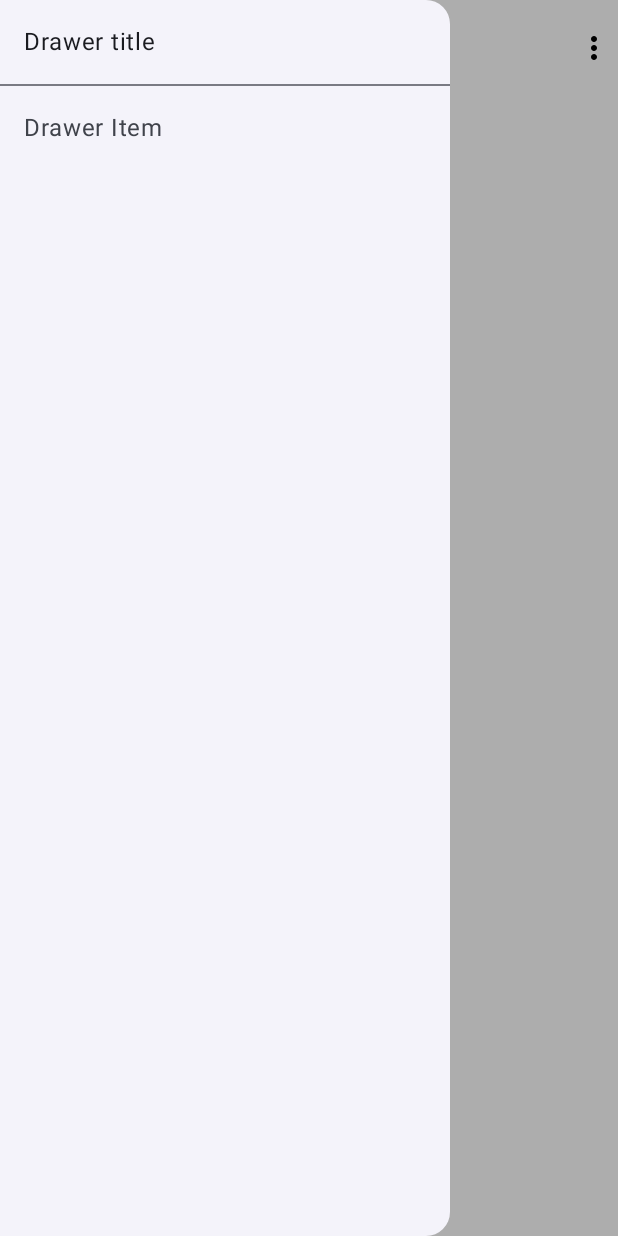
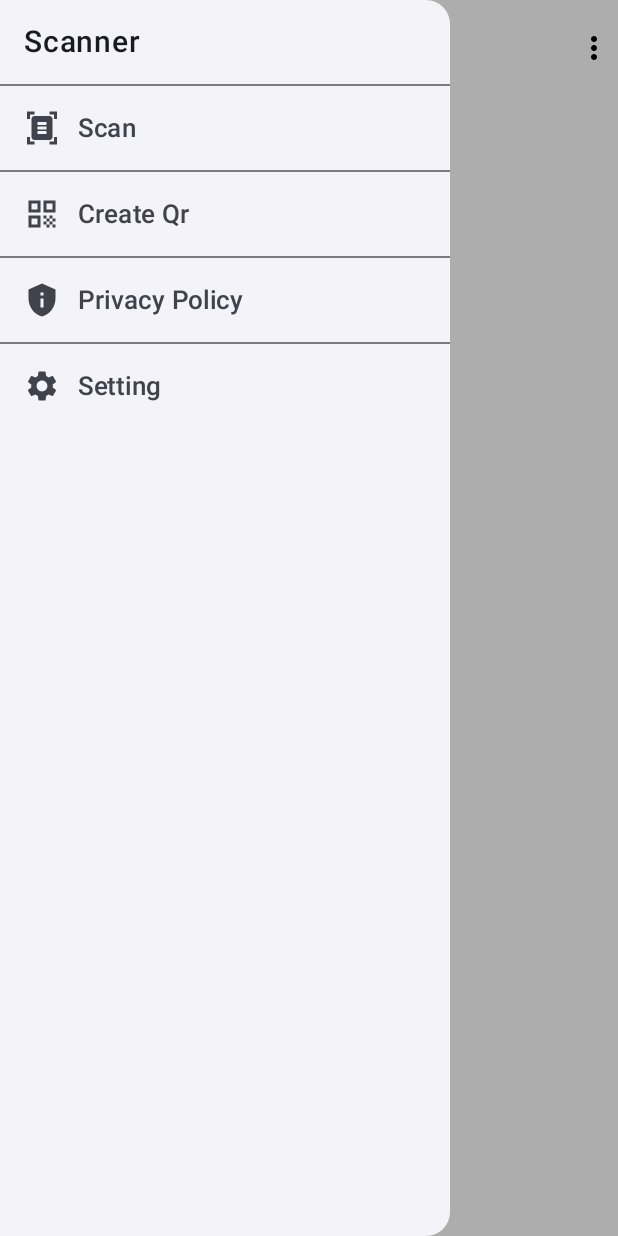
Before and after one commit to ZohaibKhanDev/Qr_Code-Generator, an Android app built with Jetpack Compose: the screen it shows after launch (MainActivity), after a tap on "Menu", on a phone screen of 412 x 824 dp. Run offline under Robolectric (Android 15) with nearby library versions, the phone set to English and light mode, and no system bars; libraries missing offline, so code that uses them is left out: com.lightspark.composeqr.

Commit message:
Ui Enhance

```diff
--- a/app/src/main/java/com/example/qrcode_genrater/MainActivity.kt
+++ b/app/src/main/java/com/example/qrcode_genrater/MainActivity.kt
@@ -37,7 +37,12 @@ import androidx.compose.foundation.text.selection.SelectionContainer
 import androidx.compose.material.icons.Icons
 import androidx.compose.material.icons.filled.Add
 import androidx.compose.material.icons.filled.Delete
+import androidx.compose.material.icons.filled.DocumentScanner
 import androidx.compose.material.icons.filled.Menu
+import androidx.compose.material.icons.filled.PrivacyTip
+import androidx.compose.material.icons.filled.QrCode
+import androidx.compose.material.icons.filled.QrCodeScanner
+import androidx.compose.material.icons.filled.Settings
 import androidx.compose.material.icons.outlined.MoreVert
 import androidx.compose.material.icons.outlined.Save
 import androidx.compose.material.icons.outlined.Share
@@ -130,11 +135,72 @@ fun GalleryQrCodeApp(navController: NavController) {
                 .requiredWidth(300.dp)
                 .fillMaxHeight()
         ) {
-            Text("Drawer title", modifier = Modifier.padding(16.dp))
+            Text(
+                "Scanner",
+                modifier = Modifier.padding(16.dp),
+                fontWeight = FontWeight.SemiBold,
+                fontSize = 20.sp
+            )
             Divider()
-            NavigationDrawerItem(label = { Text(text = "Drawer Item") },
+            NavigationDrawerItem(label = {
+                Text(
+                    text = "Scan",
+                    fontSize = 17.sp,
+                    fontWeight = FontWeight.Medium
+                )
+            },
                 selected = false,
-                onClick = { /*TODO*/ })
+                onClick = {
+                    navController.navigate(Screens.Scan.route)
+                }, icon = {
+                    Icon(imageVector = Icons.Default.DocumentScanner, contentDescription = "")
+                }
+            )
+            Divider()
+            NavigationDrawerItem(label = {
+                Text(
+                    text = "Create Qr",
+                    fontSize = 17.sp,
+                    fontWeight = FontWeight.Medium
+                )
+            },
+                selected = false,
+                onClick = {
+                    navController.navigate(Screens.Create_Qr.route)
+                }, icon = {
+                    Icon(imageVector = Icons.Default.QrCode, contentDescription = "")
+                }
+            )
+
+            Divider()
+            NavigationDrawerItem(label = {
+                Text(
+                    text = "Privacy Policy",
+                    fontSize = 17.sp,
+                    fontWeight = FontWeight.Medium
+                )
+            },
+                selected = false,
+                onClick = {
+                    navController.navigate(Screens.Privacy_Policy.route)
+                }, icon = {
+                    Icon(imageVector = Icons.Default.PrivacyTip, contentDescription = "")
+                }
+            )
+
+            Divider()
+            NavigationDrawerItem(label = {
+                Text(
+                    text = "Setting",
+                    fontSize = 17.sp,
+                    fontWeight = FontWeight.Medium
+                )
+            },
+                selected = false,
+                onClick = { /*TODO*/ }, icon = {
+                    Icon(imageVector = Icons.Default.Settings, contentDescription = "")
+                }
+            )
         }
     }
 
```
